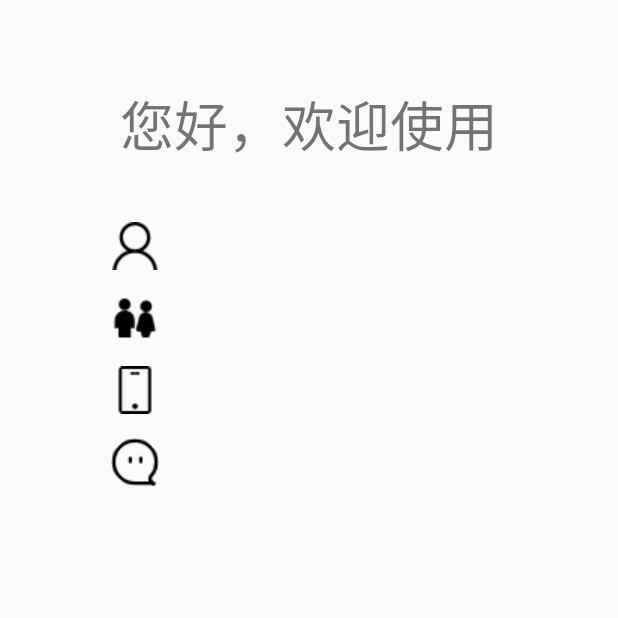
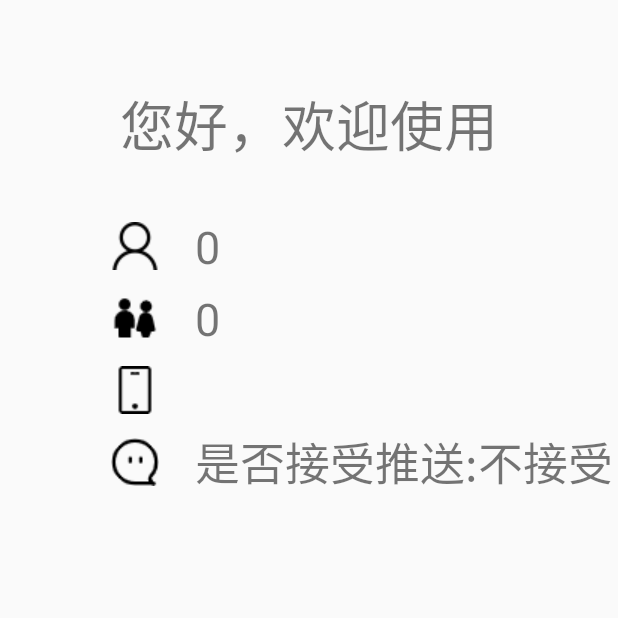
Before and after one commit to shunyuyu/HelloWorid, an Android app: the HomeActivity screen opened directly, with no data from a screen before it, on a phone screen of 412 x 824 dp, the top half of it. Run offline under Robolectric (Android 15) with nearby library versions, the phone set to English and light mode, and no system bars.

Commit message:
实现功能：将用户资料显示到Home界面

```diff
--- a/app/src/main/java/com/example/helloworid/HomeActivity.java
+++ b/app/src/main/java/com/example/helloworid/HomeActivity.java
@@ -3,6 +3,7 @@ package com.example.helloworid;
 import androidx.appcompat.app.AppCompatActivity;
 
 import android.content.Intent;
+import android.content.SharedPreferences;
 import android.os.Bundle;
 
 import com.example.helloworid.databinding.ActivityHomeBinding;
@@ -20,5 +21,13 @@ public class HomeActivity extends AppCompatActivity {
         String phone = intent.getStringExtra("data_phone");
         mBinding.textPhone.setText(phone);
 
+        SharedPreferences sp = getSharedPreferences("user_info", MODE_PRIVATE);
+        String userName = sp.getString("name_"+phone,"0");
+        String userSex = sp.getString("sex_"+phone,"0");
+        String userSms = sp.getString("sms_"+phone,"0").equals("1")?"接受":"不接受";
+        mBinding.textName.setText(userName);
+        mBinding.textSex.setText(userSex);
+        String temp =mBinding.textSms.getText().toString()+"是否接受推送:"+userSms;
+        mBinding.textSms.setText(temp);
     }
 }
```
